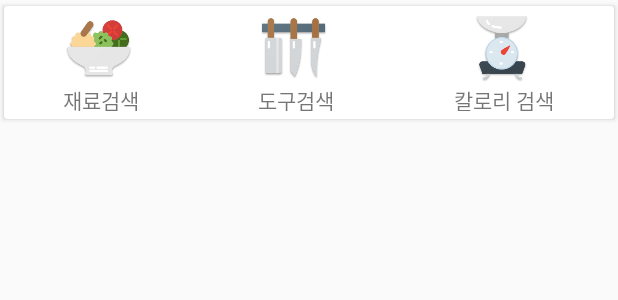
After one commit to boxfox619/Chefri, an Android app: the layout layout_searchbar.xml on its own in the app's theme, with its tools: preview values and no code run, on a phone screen of 412 x 824 dp. The commit adds this screen. Shown: the top 300 px of the screen. Run offline under Robolectric (Android 15) with nearby library versions, the phone set to English and light mode, and no system bars.

Commit message:
develop the searchbar

```diff
--- /dev/null
+++ b/app/src/main/res/layout/layout_searchbar.xml
@@ -0,0 +1,88 @@
+<?xml version="1.0" encoding="utf-8"?>
+<RelativeLayout xmlns:android="http://schemas.android.com/apk/res/android"
+    android:layout_width="match_parent"
+    android:layout_height="wrap_content"
+    android:orientation="vertical">
+
+    <android.support.v7.widget.CardView xmlns:card_view="http://schemas.android.com/apk/res-auto"
+        android:id="@+id/card_view"
+        android:layout_width="match_parent"
+        android:layout_height="@dimen/search_bar_height"
+        android:layout_gravity="center"
+        android:elevation="6dp"
+        card_view:cardElevation="2dp"
+        card_view:cardUseCompatPadding="true">
+
+        <LinearLayout
+            android:layout_width="match_parent"
+            android:layout_height="wrap_content"
+            android:layout_marginBottom="4dp"
+            android:layout_marginTop="4dp"
+            android:background="@null"
+            android:orientation="horizontal"
+            android:id="@+id/search_by_food">
+
+            <LinearLayout
+                style="@style/SearchBarItem"
+                android:layout_width="wrap_content"
+                android:layout_height="wrap_content"
+                android:orientation="vertical"
+                android:id="@+id/search_by_food">
+
+                <ImageView
+                    android:layout_width="wrap_content"
+                    android:layout_height="wrap_content"
+                    android:layout_marginRight="1dp"
+                    android:src="@drawable/ic_food" />
+
+                <TextView
+                    android:layout_width="wrap_content"
+                    android:layout_height="wrap_content"
+                    android:text="@string/search_food" />
+
+            </LinearLayout>
+
+            <LinearLayout
+                style="@style/SearchBarItem"
+                android:layout_width="wrap_content"
+                android:layout_height="wrap_content"
+                android:orientation="vertical"
+                android:id="@+id/search_by_tools">
+
+                <ImageView
+                    android:id="@+id/imageView"
+                    android:layout_width="wrap_content"
+                    android:layout_height="wrap_content"
+                    android:layout_marginRight="1dp"
+                    android:src="@drawable/ic_tools" />
+
+                <TextView
+                    android:layout_width="wrap_content"
+                    android:layout_height="wrap_content"
+                    android:text="@string/search_tools" />
+
+            </LinearLayout>
+
+            <LinearLayout
+                style="@style/SearchBarItem"
+                android:layout_width="wrap_content"
+                android:layout_height="wrap_content"
+                android:orientation="vertical"
+                android:id="@+id/search_by_kcal">
+
+                <ImageView
+                    android:layout_width="wrap_content"
+                    android:layout_height="wrap_content"
+                    android:layout_marginRight="1dp"
+                    android:src="@drawable/ic_kcal" />
+
+                <TextView
+                    android:layout_width="wrap_content"
+                    android:layout_height="wrap_content"
+                    android:text="@string/search_kcal" />
+
+            </LinearLayout>
+        </LinearLayout>
+
+    </android.support.v7.widget.CardView>
+</RelativeLayout>
--- a/app/src/main/res/values/styles.xml
+++ b/app/src/main/res/values/styles.xml
@@ -81,7 +81,8 @@
         <item name="android:paddingTop">0dp</item>
         <item name="android:paddingBottom">1dp</item>
         <item name="android:drawablePadding">4dp</item>
-        <item name="android:background">@null</item>
+        <item name="android:background">?attr/selectableItemBackgroundBorderless</item>
+        <item name="android:clickable">true</item>
     </style>
 
 </resources>
```
Also changed, not shown: app/src/main/java/com/boxfox/chefriapplication/MainActivity.java (+30 -10 lines), app/src/main/java/com/boxfox/chefriapplication/RecipeWriteActivity.java (+0 -16 lines), app/src/main/res/layout/activity_main.xml (+17 -90 lines).
